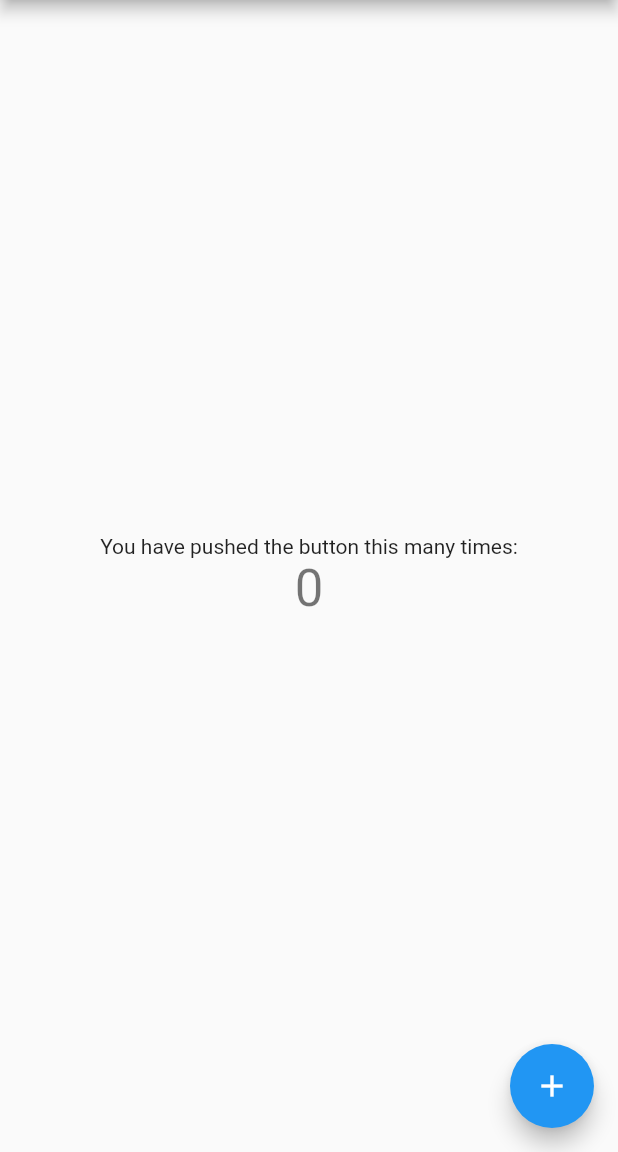
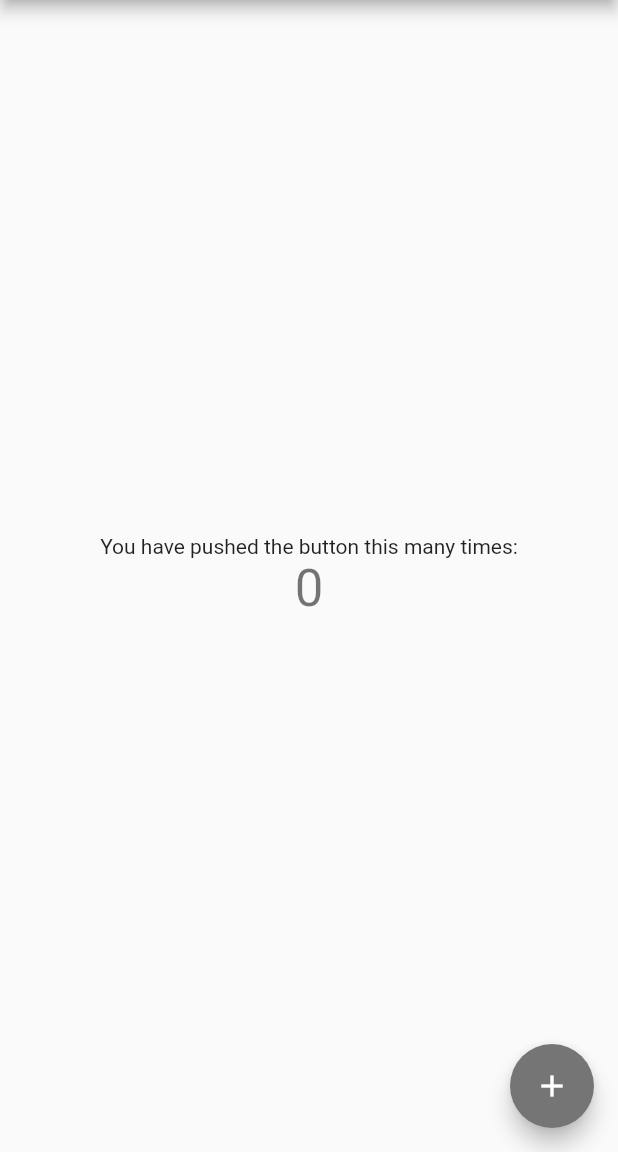
Before and after one commit to biezhihua/DYTT-Flutter, a Flutter app: the screen it shows after launch, on a phone screen of 412 x 824 dp, the part 84-1236 px from its top. Run offline on Flutter 3.47's test engine with Material 2 defaults, Android fonts, the phone set to English and light mode, and no system bars.

Commit message:
Feature DrawerLayout Header

```diff
--- a/lib/main.dart
+++ b/lib/main.dart
@@ -1,26 +1,27 @@
 import 'package:DYTT_FLUTTER/material_theme.dart';
+import 'package:DYTT_FLUTTER/strings.dart';
 import 'package:flutter/material.dart';
 
-void main() => runApp(new MyApp());
+void main() => runApp(MyApp());
 
 class MyApp extends StatelessWidget {
   @override
   Widget build(BuildContext context) {
-    return new MaterialApp(
-      title: '电影天堂',
-      theme: new ThemeData(primaryColor: DyttMaterialTheme.colorPrimary),
-      home: new MyHomePage(title: '电影天堂'),
+    return MaterialApp(
+      title: DyttStrings.appName,
+      theme: ThemeData(
+        primaryColor: DyttMaterialTheme.colorPrimary,
+        primaryColorDark: DyttMaterialTheme.colorPrimaryDark,
+        accentColor: DyttMaterialTheme.colorAccent,
+      ),
+      home: MyHomePage(),
     );
   }
 }
 
 class MyHomePage extends StatefulWidget {
-  MyHomePage({Key key, this.title}) : super(key: key);
-
-  final String title;
-
   @override
-  _MyHomePageState createState() => new _MyHomePageState();
+  _MyHomePageState createState() => _MyHomePageState();
 }
 
 class _MyHomePageState extends State<MyHomePage> {
@@ -34,57 +35,70 @@ class _MyHomePageState extends State<MyHomePage> {
 
   @override
   Widget build(BuildContext context) {
-    return new Scaffold(
-      appBar: new AppBar(
-        title: new Text(widget.title),
+    return Scaffold(
+      appBar: AppBar(
+        title: Text(DyttStrings.appName),
       ),
-      drawer: new Drawer(
+      drawer: Drawer(
         child: ListView(
           padding: EdgeInsets.zero,
           children: <Widget>[
-            new DrawerHeader(
-                child: new Column(
+            DrawerHeader(
+                child: Column(
                     mainAxisAlignment: MainAxisAlignment.end,
                     crossAxisAlignment: CrossAxisAlignment.start,
                     children: [
-                      new Text(
-                        '随时随地，想看就看',
-                        style: new TextStyle(color: Colors.white),
-                      ),
-                      new Text(
-                        'https://github.com/biezhihua',
-                        softWrap: false,
+                      Container(
+                          margin: EdgeInsets.only(bottom: 10.0),
+                          child: Image.asset(
+                            "images/icon.png",
+                            width: 64.0,
+                            height: 64.0,
+                          )),
+                      Container(
+                          margin: EdgeInsets.only(bottom: 10.0),
+                          child: Text(
+                            DyttStrings.drawerLayoutAd,
+                            style: TextStyle(color: Colors.white),
+                          )),
+                      Container(
+                        margin: EdgeInsets.only(bottom: 10.0),
+                        child: Text(
+                          DyttStrings.drawerLayoutGithub,
+                          softWrap: false,
+                          style: TextStyle(color: Colors.white),
+                        ),
                       )
                     ]),
                 decoration:
                     BoxDecoration(color: DyttMaterialTheme.colorPrimary)),
             ListTile(
-                leading: new Image.asset('images/film.png'),
-                title: new Text('电影天堂'),
+                leading: Image.asset('images/film.png'),
+                title: Text(DyttStrings.appName),
                 onTap: () {
                   Navigator.pop(context);
                 }),
           ],
         ),
       ),
-      body: new Center(
-        child: new Column(
+      body: Center(
+        child: Column(
           mainAxisAlignment: MainAxisAlignment.center,
           children: <Widget>[
-            new Text(
+            Text(
               'You have pushed the button this many times:',
             ),
-            new Text(
+            Text(
               '$_counter',
               style: Theme.of(context).textTheme.display1,
             ),
           ],
         ),
       ),
-      floatingActionButton: new FloatingActionButton(
+      floatingActionButton: FloatingActionButton(
         onPressed: _incrementCounter,
         tooltip: 'Increment',
-        child: new Icon(Icons.add),
+        child: Icon(Icons.add),
       ), // This trailing comma makes auto-formatting nicer for build methods.
     );
   }
--- /dev/null
+++ b/lib/strings.dart
@@ -0,0 +1,5 @@
+class DyttStrings {
+  static const String appName = "电影天堂";
+  static const String drawerLayoutAd = "随时随地，想看就看";
+  static const String drawerLayoutGithub = "https://github.com/biezhihua";
+}
--- a/pubspec.yaml
+++ b/pubspec.yaml
@@ -39,6 +39,7 @@ flutter:
   # To add assets to your application, add an assets section, like this:
   assets:
    - images/film.png
+   - images/icon.png
 
   # An image asset can refer to one or more resolution-specific "variants", see
   # https://flutter.io/assets-and-images/#resolution-aware.
```
Also changed, not shown: images/icon.png (added).
